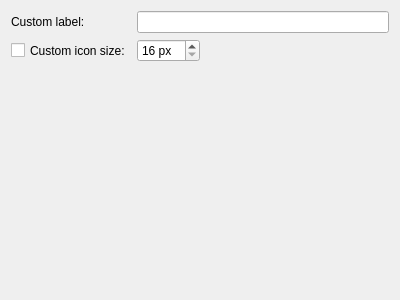
Before: the Qt Designer form plasma/applets/folderview/folderviewDisplayConfig.ui in KDE/kde-baseapps, drawn with Qt 5.
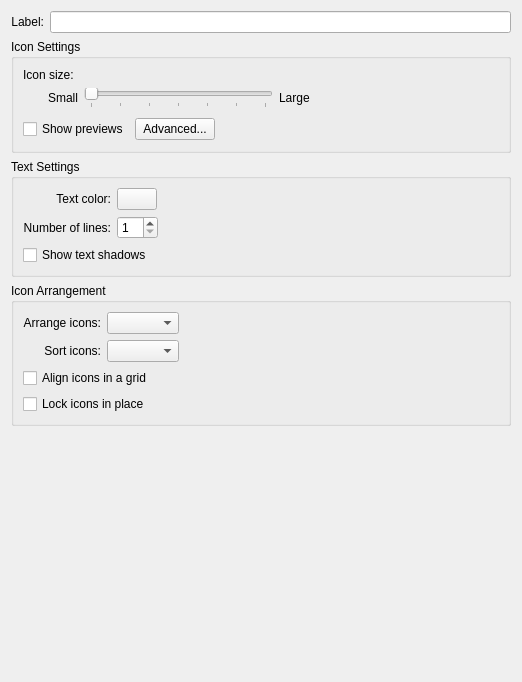
After: the same form once the commit is applied. Custom widgets are drawn as their Qt base class.

Commit message:
Redesigned the display section of the config dialog with help from Celeste.
This also makes the following items configurable:
* The text color.
* How many lines of text are shown below the icons.
* Text shadows become optional.
* The icon arrangement (left-to-right or top-to-bottom).

The sorting, align to grid, and lock in place options are also exposed
in the config dialog now.

Patch:
```diff
--- a/plasma/applets/folderview/folderviewDisplayConfig.ui
+++ b/plasma/applets/folderview/folderviewDisplayConfig.ui
@@ -5,76 +5,391 @@
    <rect>
     <x>0</x>
     <y>0</y>
-    <width>400</width>
-    <height>300</height>
+    <width>522</width>
+    <height>682</height>
    </rect>
   </property>
   <property name="windowTitle" >
    <string>Form</string>
   </property>
-  <layout class="QGridLayout" name="gridLayout" >
-   <item row="0" column="0" >
-    <widget class="QLabel" name="lblCustomLabel" >
-     <property name="sizePolicy" >
-      <sizepolicy vsizetype="Preferred" hsizetype="Fixed" >
-       <horstretch>0</horstretch>
-       <verstretch>0</verstretch>
-      </sizepolicy>
+  <layout class="QVBoxLayout" name="verticalLayout_3" >
+   <item>
+    <layout class="QHBoxLayout" name="horizontalLayout_5" >
+     <item>
+      <widget class="QLabel" name="lblCustomLabel" >
+       <property name="sizePolicy" >
+        <sizepolicy vsizetype="Preferred" hsizetype="Fixed" >
+         <horstretch>0</horstretch>
+         <verstretch>0</verstretch>
+        </sizepolicy>
+       </property>
+       <property name="text" >
+        <string>Label:</string>
+       </property>
+       <property name="alignment" >
+        <set>Qt::AlignRight|Qt::AlignTrailing|Qt::AlignVCenter</set>
+       </property>
+       <property name="buddy" >
+        <cstring>labelEdit</cstring>
+       </property>
+      </widget>
+     </item>
+     <item>
+      <widget class="KLineEdit" name="labelEdit" >
+       <property name="whatsThis" >
+        <string>This edit field contains the label which is shown at the top of the applet.
+
+By default it contains the name of the place being shown in the applet, but if you prefer to have a custom label you can enter it here.</string>
+       </property>
+      </widget>
+     </item>
+    </layout>
+   </item>
+   <item>
+    <widget class="QGroupBox" name="groupBox_2" >
+     <property name="title" >
+      <string>Icon Settings</string>
      </property>
-     <property name="text" >
-      <string>Custom label:</string>
+     <property name="flat" >
+      <bool>true</bool>
      </property>
+     <layout class="QVBoxLayout" name="verticalLayout" >
+      <item>
+       <widget class="QLabel" name="label_4" >
+        <property name="text" >
+         <string>Icon size:</string>
+        </property>
+        <property name="buddy" >
+         <cstring>sizeSlider</cstring>
+        </property>
+       </widget>
+      </item>
+      <item>
+       <layout class="QHBoxLayout" name="horizontalLayout_7" >
+        <item>
+         <spacer name="horizontalSpacer_8" >
+          <property name="orientation" >
+           <enum>Qt::Horizontal</enum>
+          </property>
+          <property name="sizeType" >
+           <enum>QSizePolicy::Fixed</enum>
+          </property>
+          <property name="sizeHint" stdset="0" >
+           <size>
+            <width>25</width>
+            <height>20</height>
+           </size>
+          </property>
+         </spacer>
+        </item>
+        <item>
+         <widget class="QLabel" name="label_5" >
+          <property name="text" >
+           <string>Small</string>
+          </property>
+          <property name="alignment" >
+           <set>Qt::AlignRight|Qt::AlignTrailing|Qt::AlignVCenter</set>
+          </property>
+         </widget>
+        </item>
+        <item>
+         <widget class="QSlider" name="sizeSlider" >
+          <property name="whatsThis" >
+           <string>Use this slider to increase or decrease the size of the icons in the view.</string>
+          </property>
+          <property name="maximum" >
+           <number>6</number>
+          </property>
+          <property name="orientation" >
+           <enum>Qt::Horizontal</enum>
+          </property>
+          <property name="tickPosition" >
+           <enum>QSlider::TicksBelow</enum>
+          </property>
+         </widget>
+        </item>
+        <item>
+         <widget class="QLabel" name="label_6" >
+          <property name="text" >
+           <string>Large</string>
+          </property>
+         </widget>
+        </item>
+        <item>
+         <spacer name="horizontalSpacer_7" >
+          <property name="orientation" >
+           <enum>Qt::Horizontal</enum>
+          </property>
+          <property name="sizeHint" stdset="0" >
+           <size>
+            <width>40</width>
+            <height>20</height>
+           </size>
+          </property>
+         </spacer>
+        </item>
+       </layout>
+      </item>
+      <item>
+       <layout class="QHBoxLayout" name="horizontalLayout_2" >
+        <property name="topMargin" >
+         <number>4</number>
+        </property>
+        <item>
+         <widget class="QCheckBox" name="showPreviews" >
+          <property name="whatsThis" >
+           <string>Check this option if you want to see previews of the file contents in the icons.</string>
+          </property>
+          <property name="text" >
+           <string>Show previews</string>
+          </property>
+         </widget>
+        </item>
+        <item>
+         <widget class="QPushButton" name="previewsAdvanced" >
+          <property name="whatsThis" >
+           <string>Click this button to choose for which types of files previews will be shown.</string>
+          </property>
+          <property name="text" >
+           <string>Advanced...</string>
+          </property>
+         </widget>
+        </item>
+        <item>
+         <spacer name="horizontalSpacer_5" >
+          <property name="orientation" >
+           <enum>Qt::Horizontal</enum>
+          </property>
+          <property name="sizeHint" stdset="0" >
+           <size>
+            <width>210</width>
+            <height>23</height>
+           </size>
+          </property>
+         </spacer>
+        </item>
+       </layout>
+      </item>
+     </layout>
     </widget>
    </item>
-   <item row="0" column="1" colspan="2" >
-    <widget class="KLineEdit" name="edtCustomLabel" />
-   </item>
-   <item row="1" column="0" >
-    <widget class="QCheckBox" name="chkCustomIconSize" >
-     <property name="sizePolicy" >
-      <sizepolicy vsizetype="Preferred" hsizetype="Fixed" >
-       <horstretch>0</horstretch>
-       <verstretch>0</verstretch>
-      </sizepolicy>
+   <item>
+    <widget class="QGroupBox" name="groupBox_3" >
+     <property name="title" >
+      <string>Text Settings</string>
      </property>
-     <property name="text" >
-      <string>Custom icon size:</string>
+     <property name="flat" >
+      <bool>true</bool>
      </property>
+     <layout class="QGridLayout" name="gridLayout_3" >
+      <item row="0" column="0" >
+       <widget class="QLabel" name="label_2" >
+        <property name="text" >
+         <string>Text color:</string>
+        </property>
+        <property name="alignment" >
+         <set>Qt::AlignRight|Qt::AlignTrailing|Qt::AlignVCenter</set>
+        </property>
+        <property name="buddy" >
+         <cstring>colorButton</cstring>
+        </property>
+       </widget>
+      </item>
+      <item row="0" column="1" >
+       <layout class="QHBoxLayout" name="horizontalLayout_3" >
+        <item>
+         <widget class="KColorButton" name="colorButton" >
+          <property name="whatsThis" >
+           <string>Click this button to choose the color which is used for the text labels in the view.</string>
+          </property>
+          <property name="text" >
+           <string/>
+          </property>
+         </widget>
+        </item>
+        <item>
+         <spacer name="horizontalSpacer_2" >
+          <property name="orientation" >
+           <enum>Qt::Horizontal</enum>
+          </property>
+          <property name="sizeHint" stdset="0" >
+           <size>
+            <width>40</width>
+            <height>20</height>
+           </size>
+          </property>
+         </spacer>
+        </item>
+       </layout>
+      </item>
+      <item row="1" column="0" >
+       <widget class="QLabel" name="label_3" >
+        <property name="text" >
+         <string>Number of lines:</string>
+        </property>
+        <property name="alignment" >
+         <set>Qt::AlignRight|Qt::AlignTrailing|Qt::AlignVCenter</set>
+        </property>
+        <property name="buddy" >
+         <cstring>numLinesEdit</cstring>
+        </property>
+       </widget>
+      </item>
+      <item row="1" column="1" >
+       <layout class="QHBoxLayout" name="horizontalLayout_4" >
+        <item>
+         <widget class="QSpinBox" name="numLinesEdit" >
+          <property name="sizePolicy" >
+           <sizepolicy vsizetype="Fixed" hsizetype="Preferred" >
+            <horstretch>0</horstretch>
+            <verstretch>0</verstretch>
+           </sizepolicy>
+          </property>
+          <property name="whatsThis" >
+           <string>Use this control to choose how many lines of text will be shown below the icons.</string>
+          </property>
+          <property name="minimum" >
+           <number>1</number>
+          </property>
+          <property name="maximum" >
+           <number>10</number>
+          </property>
+         </widget>
+        </item>
+        <item>
+         <spacer name="horizontalSpacer_6" >
+          <property name="orientation" >
+           <enum>Qt::Horizontal</enum>
+          </property>
+          <property name="sizeHint" stdset="0" >
+           <size>
+            <width>40</width>
+            <height>20</height>
+           </size>
+          </property>
+         </spacer>
+        </item>
+       </layout>
+      </item>
+      <item row="2" column="0" colspan="2" >
+       <widget class="QCheckBox" name="drawShadows" >
+        <property name="whatsThis" >
+         <string>&lt;!DOCTYPE HTML PUBLIC "-//W3C//DTD HTML 4.0//EN" "http://www.w3.org/TR/REC-html40/strict.dtd">
+&lt;html>&lt;head>&lt;meta name="qrichtext" content="1" />&lt;style type="text/css">
+p, li { white-space: pre-wrap; }
+&lt;/style>&lt;/head>&lt;body style=" font-family:'Bitstream Vera Sans'; font-size:8pt; font-weight:400; font-style:normal;">
+&lt;p style=" margin-top:0px; margin-bottom:0px; margin-left:0px; margin-right:0px; -qt-block-indent:0; text-indent:0px;">Check this option if you want the text labels to cast a shadow on the background.&lt;/p>
+&lt;p style="-qt-paragraph-type:empty; margin-top:0px; margin-bottom:0px; margin-left:0px; margin-right:0px; -qt-block-indent:0; text-indent:0px;">&lt;/p>
+&lt;p style=" margin-top:0px; margin-bottom:0px; margin-left:0px; margin-right:0px; -qt-block-indent:0; text-indent:0px;">Shadows help make the text easier to read by making it stand out more from the background.&lt;/p>
+&lt;p style="-qt-paragraph-type:empty; margin-top:0px; margin-bottom:0px; margin-left:0px; margin-right:0px; -qt-block-indent:0; text-indent:0px;">&lt;/p>
+&lt;p style=" margin-top:0px; margin-bottom:0px; margin-left:0px; margin-right:0px; -qt-block-indent:0; text-indent:0px;">&lt;span style=" font-style:italic;">Note that with dark text colors, this option will cause the text to glow with a bright halo, instead of casting a shadow.&lt;/span>&lt;/p>&lt;/body>&lt;/html></string>
+        </property>
+        <property name="text" >
+         <string>Show text shadows</string>
+        </property>
+       </widget>
+      </item>
+     </layout>
     </widget>
    </item>
-   <item row="1" column="1" >
-    <widget class="QSpinBox" name="sbxCustomIconSize" >
-     <property name="sizePolicy" >
-      <sizepolicy vsizetype="Preferred" hsizetype="Preferred" >
-       <horstretch>0</horstretch>
-       <verstretch>0</verstretch>
-      </sizepolicy>
+   <item>
+    <widget class="QGroupBox" name="groupBox" >
+     <property name="title" >
+      <string>Icon Arrangement</string>
      </property>
-     <property name="suffix" >
-      <string> px</string>
+     <property name="flat" >
+      <bool>true</bool>
      </property>
-     <property name="minimum" >
-      <number>16</number>
-     </property>
-     <property name="maximum" >
-      <number>128</number>
-     </property>
+     <layout class="QVBoxLayout" name="verticalLayout_2" >
+      <item>
+       <layout class="QHBoxLayout" name="horizontalLayout" >
+        <item>
+         <layout class="QGridLayout" name="gridLayout" >
+          <item row="0" column="0" >
+           <widget class="QLabel" name="flowLabel" >
+            <property name="text" >
+             <string>Arrange icons:</string>
+            </property>
+            <property name="alignment" >
+             <set>Qt::AlignRight|Qt::AlignTrailing|Qt::AlignVCenter</set>
+            </property>
+            <property name="buddy" >
+             <cstring>flowCombo</cstring>
+            </property>
+           </widget>
+          </item>
+          <item row="0" column="1" >
+           <widget class="QComboBox" name="flowCombo" >
+            <property name="whatsThis" >
+             <string>Use this control to choose if you want the icons to be arranged top to bottom starting on the left side of the view, or arranged left to right starting at the top of the view.</string>
+            </property>
+           </widget>
+          </item>
+          <item row="1" column="0" >
+           <widget class="QLabel" name="label" >
+            <property name="text" >
+             <string>Sort icons:</string>
+            </property>
+            <property name="alignment" >
+             <set>Qt::AlignRight|Qt::AlignTrailing|Qt::AlignVCenter</set>
+            </property>
+            <property name="buddy" >
+             <cstring>sortCombo</cstring>
+            </property>
+           </widget>
+          </item>
+          <item row="1" column="1" >
+           <widget class="QComboBox" name="sortCombo" >
+            <property name="whatsThis" >
+             <string>Use this control to choose the criteria by which the icons will be sorted in the view.</string>
+            </property>
+           </widget>
+          </item>
+         </layout>
+        </item>
+        <item>
+         <spacer name="horizontalSpacer" >
+          <property name="orientation" >
+           <enum>Qt::Horizontal</enum>
+          </property>
+          <property name="sizeHint" stdset="0" >
+           <size>
+            <width>248</width>
+            <height>18</height>
+           </size>
+          </property>
+         </spacer>
+        </item>
+       </layout>
+      </item>
+      <item>
+       <widget class="QCheckBox" name="alignToGrid" >
+        <property name="whatsThis" >
+         <string>Check this option if you want the icons to be arranged in a grid.
+
+When this option is checked, icons will automatically snap to the nearest grid cell when you move them around in the view.</string>
+        </property>
+        <property name="text" >
+         <string>Align icons in a grid</string>
+        </property>
+       </widget>
+      </item>
+      <item>
+       <widget class="QCheckBox" name="lockInPlace" >
+        <property name="whatsThis" >
+         <string>Check this option if you do not want the icons to be moveable in the view.
+
+This option is useful if you want to avoid accidentally moving the icons while interacting with them.</string>
+        </property>
+        <property name="text" >
+         <string>Lock icons in place</string>
+        </property>
+       </widget>
+      </item>
+     </layout>
     </widget>
    </item>
-   <item row="1" column="2" >
-    <spacer name="horizontalSpacer" >
-     <property name="orientation" >
-      <enum>Qt::Horizontal</enum>
-     </property>
-     <property name="sizeHint" stdset="0" >
-      <size>
-       <width>133</width>
-       <height>22</height>
-      </size>
-     </property>
-    </spacer>
-   </item>
-   <item row="2" column="1" >
+   <item>
     <spacer name="verticalSpacer_2" >
      <property name="orientation" >
       <enum>Qt::Vertical</enum>
@@ -95,6 +410,11 @@
    <extends>QLineEdit</extends>
    <header>klineedit.h</header>
   </customwidget>
+  <customwidget>
+   <class>KColorButton</class>
+   <extends>QPushButton</extends>
+   <header>kcolorbutton.h</header>
+  </customwidget>
  </customwidgets>
  <resources/>
  <connections/>
```
The commit also changes 2 other files.
